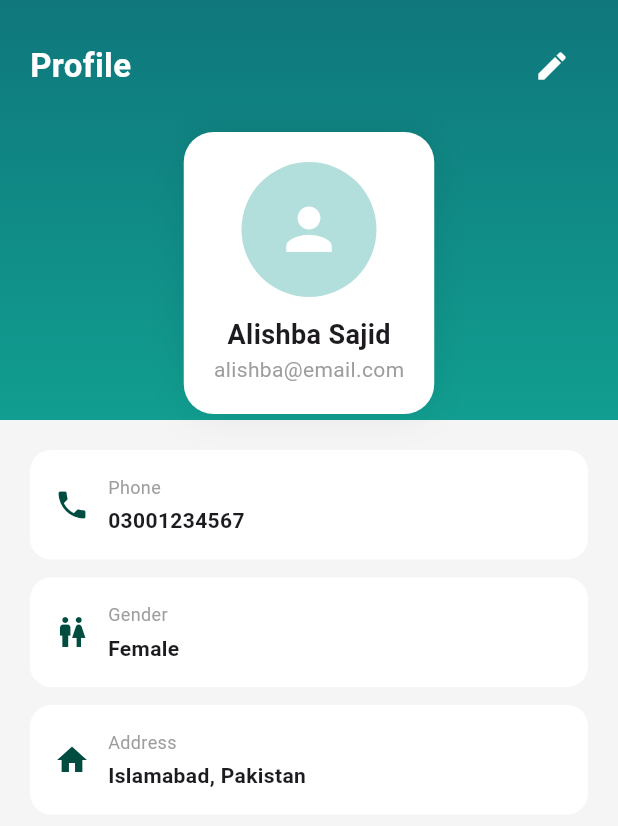
After one commit to Alishba-Sajid/Trade-Aid, a Flutter app: the ProfileScreen screen opened by its route, on a phone screen of 412 x 824 dp. The commit adds this screen. Shown: the top 826 px of the screen. Run offline on Flutter 3.47's test engine with Material 3 defaults, Android fonts, the phone set to English and light mode, and no system bars; our stand-ins replace geolocator, image_picker.

Commit message:
Added Profile

```diff
--- a/frontend/trade_aid_app/lib/main.dart
+++ b/frontend/trade_aid_app/lib/main.dart
@@ -17,6 +17,7 @@ import 'screens/book_screen.dart';
 import 'screens/cart_screen.dart';
 import 'screens/product_post.dart';
 import 'screens/resource_post.dart';
+import 'screens/profile.dart';
 // models
 import 'models/product.dart';
 import 'models/resource.dart';
@@ -53,6 +54,7 @@ class TradeAidApp extends StatelessWidget {
         '/resources': (context) => const ResourceListingScreen(),
         '/books': (context) => const BookScreen(),
         '/cart': (context) => const CartScreen(),
+        '/profile': (context) => const ProfileScreen(),
         // <-- added posting routes
         '/product_post': (context) => const ProductPostScreen(),
         '/resource_post': (context) => const ResourcePostScreen(),
--- a/frontend/trade_aid_app/lib/screens/dashboard/dashboard.dart
+++ b/frontend/trade_aid_app/lib/screens/dashboard/dashboard.dart
@@ -14,28 +14,31 @@ class _DashboardScreenState extends State<DashboardScreen> {
   int _currentIndex = 0;
 
   void _onBottomTap(int index) {
+    // 🚫 Do NOT change index for Profile
+    if (index == 4) {
+      Navigator.pushNamed(context, '/profile');
+      return;
+    }
+
     setState(() => _currentIndex = index);
 
     switch (index) {
       case 1:
-        ScaffoldMessenger.of(context).showSnackBar(
-          const SnackBar(content: Text('Chat coming soon')),
-        );
+        ScaffoldMessenger.of(
+          context,
+        ).showSnackBar(const SnackBar(content: Text('Chat coming soon')));
         break;
+
       case 2:
-        ScaffoldMessenger.of(context).showSnackBar(
-          const SnackBar(content: Text('Use + to post')),
-        );
+        ScaffoldMessenger.of(
+          context,
+        ).showSnackBar(const SnackBar(content: Text('Use + to post')));
         break;
+
       case 3:
         Navigator.push(
           context,
           MaterialPageRoute(builder: (_) => const CartScreen()),
-        );
-        break;
-      case 4:
-        ScaffoldMessenger.of(context).showSnackBar(
-          const SnackBar(content: Text('Profile coming soon')),
         );
         break;
     }
@@ -52,6 +55,7 @@ class _DashboardScreenState extends State<DashboardScreen> {
     return Scaffold(
       backgroundColor: const Color(0xFFF6F9FB),
       drawer: DashboardDrawer(communityName: communityName),
+
       appBar: AppBar(
         backgroundColor: const Color(0xFFF6F9FB),
         elevation: 0,
@@ -68,10 +72,9 @@ class _DashboardScreenState extends State<DashboardScreen> {
           ),
         ],
       ),
-      body: DashboardBody(
-        userName: userName,
-        communityName: communityName,
-      ),
+
+      body: DashboardBody(userName: userName, communityName: communityName),
+
       bottomNavigationBar: BottomNavigationBar(
         currentIndex: _currentIndex,
         onTap: _onBottomTap,
@@ -82,7 +85,10 @@ class _DashboardScreenState extends State<DashboardScreen> {
           BottomNavigationBarItem(icon: Icon(Icons.home), label: 'Home'),
           BottomNavigationBarItem(icon: Icon(Icons.chat), label: 'Chat'),
           BottomNavigationBarItem(icon: Icon(Icons.add_box), label: 'Post'),
-          BottomNavigationBarItem(icon: Icon(Icons.shopping_cart), label: 'Cart'),
+          BottomNavigationBarItem(
+            icon: Icon(Icons.shopping_cart),
+            label: 'Cart',
+          ),
           BottomNavigationBarItem(icon: Icon(Icons.person), label: 'Profile'),
         ],
       ),
--- a/frontend/trade_aid_app/lib/screens/dashboard/dashboard_body.dart
+++ b/frontend/trade_aid_app/lib/screens/dashboard/dashboard_body.dart
@@ -41,18 +41,20 @@ class DashboardBody extends StatelessWidget {
               ),
               Column(
                 children: [
-                  const CircleAvatar(
-                    radius: 22,
-                    backgroundColor: Color(0xFFE0F2F1),
-                    child: Icon(Icons.groups, color: Color(0xFF004D40)),
+                  GestureDetector(
+                    onTap: () {
+                      Navigator.pushNamed(context, '/profile');
+                    },
+                    child: const CircleAvatar(
+                      radius: 22,
+                      backgroundColor: Color(0xFFE0F2F1),
+                      child: Icon(Icons.person, color: Color(0xFF004D40)),
+                    ),
                   ),
                   const SizedBox(height: 4),
-                  Text(
-                    communityName,
-                    style: const TextStyle(fontSize: 12),
-                  ),
+                  Text(communityName, style: const TextStyle(fontSize: 12)),
                 ],
-              )
+              ),
             ],
           ),
 
@@ -115,8 +117,7 @@ class DashboardBody extends StatelessWidget {
                   title: 'Products',
                   subtitle: 'Browse & Purchase',
                   icon: Icons.shopping_bag_outlined,
-                  onTap: () =>
-                      Navigator.pushNamed(context, '/products'),
+                  onTap: () => Navigator.pushNamed(context, '/products'),
                 ),
               ),
               const SizedBox(width: 16),
@@ -125,8 +126,7 @@ class DashboardBody extends StatelessWidget {
                   title: 'Resource Sharing',
                   subtitle: 'Time-limited',
                   icon: Icons.groups_outlined,
-                  onTap: () =>
-                      Navigator.pushNamed(context, '/resources'),
+                  onTap: () => Navigator.pushNamed(context, '/resources'),
                 ),
               ),
             ],
@@ -164,7 +164,7 @@ class DashboardBody extends StatelessWidget {
                       fontWeight: FontWeight.bold,
                     ),
                   ),
-                )
+                ),
               ],
             ),
           ),
@@ -193,8 +193,11 @@ class _CommunityTile extends StatelessWidget {
               color: const Color(0xFFE0F2F1),
               borderRadius: BorderRadius.circular(12),
             ),
-            child: const Icon(Icons.location_city,
-                size: 40, color: Color(0xFF004D40)),
+            child: const Icon(
+              Icons.location_city,
+              size: 40,
+              color: Color(0xFF004D40),
+            ),
           ),
           const SizedBox(height: 6),
           Text(name),
--- /dev/null
+++ b/frontend/trade_aid_app/lib/screens/profile.dart
@@ -0,0 +1,212 @@
+import 'dart:io';
+import 'package:flutter/material.dart';
+import 'package:image_picker/image_picker.dart';
+
+class ProfileScreen extends StatefulWidget {
+  const ProfileScreen({super.key});
+
+  @override
+  State<ProfileScreen> createState() => _ProfileScreenState();
+}
+
+class _ProfileScreenState extends State<ProfileScreen> {
+  bool _isEditing = false;
+
+  File? _profileImage;
+
+  final _nameController = TextEditingController(text: "Alishba Sajid");
+  final _emailController = TextEditingController(text: "alishba@email.com");
+  final _phoneController = TextEditingController(text: "03001234567");
+  final _addressController = TextEditingController(text: "Islamabad, Pakistan");
+  String _gender = "Female";
+
+  Future<void> _pickImage() async {
+    final picked = await ImagePicker().pickImage(source: ImageSource.gallery);
+    if (picked != null) {
+      setState(() {
+        _profileImage = File(picked.path);
+      });
+    }
+  }
+
+  @override
+  Widget build(BuildContext context) {
+    return Scaffold(
+      backgroundColor: Colors.grey.shade100,
+      body: Stack(
+        children: [
+          // 🌈 Header
+          Container(
+            height: 280,
+            decoration: const BoxDecoration(
+              gradient: LinearGradient(
+                colors: [
+                  Color.fromARGB(255, 15, 119, 124),
+                  Color.fromARGB(255, 17, 158, 144),
+                ],
+                begin: Alignment.topCenter,
+                end: Alignment.bottomCenter,
+              ),
+            ),
+          ),
+
+          SafeArea(
+            child: SingleChildScrollView(
+              padding: const EdgeInsets.symmetric(horizontal: 20),
+              child: Column(
+                children: [
+                  const SizedBox(height: 20),
+
+                  // 🔝 Top bar
+                  Row(
+                    mainAxisAlignment: MainAxisAlignment.spaceBetween,
+                    children: [
+                      const Text(
+                        "Profile",
+                        style: TextStyle(
+                          color: Colors.white,
+                          fontSize: 22,
+                          fontWeight: FontWeight.bold,
+                        ),
+                      ),
+                      IconButton(
+                        icon: Icon(
+                          _isEditing ? Icons.check : Icons.edit,
+                          color: Colors.white,
+                        ),
+                        onPressed: () {
+                          setState(() {
+                            _isEditing = !_isEditing;
+                          });
+                        },
+                      ),
+                    ],
+                  ),
+
+                  const SizedBox(height: 20),
+
+                  // 👤 Profile Card
+                  Container(
+                    padding: const EdgeInsets.all(20),
+                    decoration: BoxDecoration(
+                      color: Colors.white,
+                      borderRadius: BorderRadius.circular(20),
+                      boxShadow: [
+                        BoxShadow(
+                          color: Colors.black.withOpacity(0.08),
+                          blurRadius: 20,
+                        ),
+                      ],
+                    ),
+                    child: Column(
+                      children: [
+                        GestureDetector(
+                          onTap: _isEditing ? _pickImage : null,
+                          child: CircleAvatar(
+                            radius: 45,
+                            backgroundColor: Colors.teal.shade100,
+                            backgroundImage: _profileImage != null
+                                ? FileImage(_profileImage!)
+                                : null,
+                            child: _profileImage == null
+                                ? const Icon(
+                                    Icons.person,
+                                    size: 45,
+                                    color: Colors.white,
+                                  )
+                                : null,
+                          ),
+                        ),
+
+                        const SizedBox(height: 12),
+
+                        Text(
+                          _nameController.text,
+                          style: const TextStyle(
+                            fontSize: 18,
+                            fontWeight: FontWeight.bold,
+                          ),
+                        ),
+
+                        Text(
+                          _emailController.text,
+                          style: const TextStyle(color: Colors.grey),
+                        ),
+                      ],
+                    ),
+                  ),
+
+                  const SizedBox(height: 24),
+
+                  // 📋 Info Section
+                  _infoTile(
+                    icon: Icons.phone,
+                    label: "Phone",
+                    controller: _phoneController,
+                  ),
+                  _infoTile(icon: Icons.wc, label: "Gender", value: _gender),
+                  _infoTile(
+                    icon: Icons.home,
+                    label: "Address",
+                    controller: _addressController,
+                  ),
+
+                  const SizedBox(height: 30),
+                ],
+              ),
+            ),
+          ),
+        ],
+      ),
+    );
+  }
+
+  Widget _infoTile({
+    required IconData icon,
+    required String label,
+    TextEditingController? controller,
+    String? value,
+  }) {
+    return Container(
+      margin: const EdgeInsets.only(bottom: 12),
+      padding: const EdgeInsets.all(16),
+      decoration: BoxDecoration(
+        color: Colors.white,
+        borderRadius: BorderRadius.circular(14),
+      ),
+      child: Row(
+        children: [
+          Icon(icon, color: const Color(0xFF004D40)),
+          const SizedBox(width: 12),
+          Expanded(
+            child: _isEditing && controller != null
+                ? TextField(
+                    controller: controller,
+                    decoration: InputDecoration(
+                      labelText: label,
+                      border: InputBorder.none,
+                    ),
+                  )
+                : Column(
+                    crossAxisAlignment: CrossAxisAlignment.start,
+                    children: [
+                      Text(
+                        label,
+                        style: const TextStyle(
+                          color: Colors.grey,
+                          fontSize: 12,
+                        ),
+                      ),
+                      const SizedBox(height: 4),
+                      Text(
+                        controller?.text ?? value ?? "",
+                        style: const TextStyle(fontWeight: FontWeight.w600),
+                      ),
+                    ],
+                  ),
+          ),
+        ],
+      ),
+    );
+  }
+}
```
